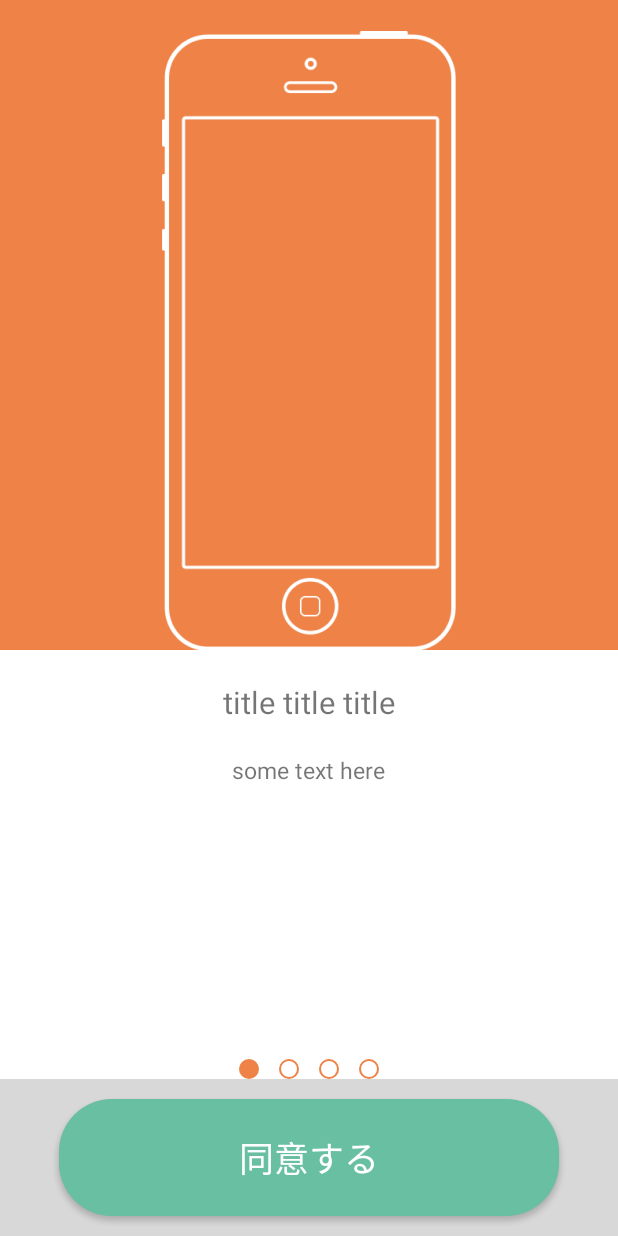
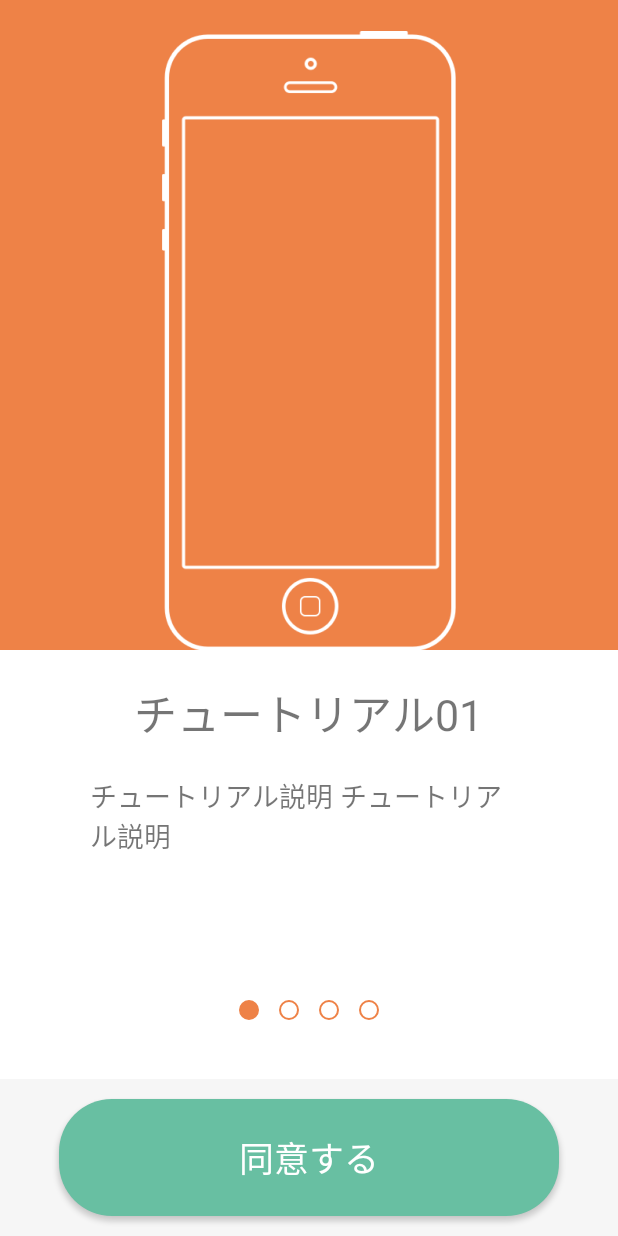
Before and after one commit to trangchongcheng/anpanman-android, an Android app: the IntroActivity screen opened directly, with no data from a screen before it, on a phone screen of 412 x 824 dp. Run offline under Robolectric (Android 15) with nearby library versions, the phone set to English and light mode, and no system bars; network calls fail.

Commit message:
edit layout term_use + intro + rich_push

```diff
--- a/app/src/main/java/jp/anpanman/fanclub/main/ncmb/NCMBService.java
+++ b/app/src/main/java/jp/anpanman/fanclub/main/ncmb/NCMBService.java
@@ -21,10 +21,10 @@ public class NCMBService extends NCMBListenerService {
         AppLog.log("tag", "message:" + message);
 
         if (!this.getPackageName().equalsIgnoreCase(((ActivityManager) this.getSystemService(Context.ACTIVITY_SERVICE)).getRunningTasks(1).get(0).topActivity.getPackageName())) {
-            AppLog.log("cheng","flase");
+            AppLog.log("app is exit","flase");
             super.onMessageReceived(from, data);
         } else {
-            AppLog.log("cheng","true");
+            AppLog.log("app is running","true");
             Intent i = new Intent("jp.anpanman.fanclub.PUSH_NOTIFY");
             sendBroadcast(i);
         }
--- a/app/src/main/java/jp/anpanman/fanclub/main/ui/activity/SplashScreenActivity.java
+++ b/app/src/main/java/jp/anpanman/fanclub/main/ui/activity/SplashScreenActivity.java
@@ -26,6 +26,7 @@ import com.nifty.cloud.mb.core.FindCallback;
 import com.nifty.cloud.mb.core.NCMB;
 import com.nifty.cloud.mb.core.NCMBException;
 import com.nifty.cloud.mb.core.NCMBInstallation;
+import com.nifty.cloud.mb.core.NCMBPush;
 import com.nifty.cloud.mb.core.NCMBQuery;
 
 
@@ -286,6 +287,7 @@ public class SplashScreenActivity extends BaseActivity {
             bundle.putBoolean(MainActivity.ARG_SHOULD_SHOW_PUSH_DIALOG, true);
             bundle.putString(MainActivity.ARG_PUSH_MESSEAGE,getIntent().getExtras().getString("message"));
             bundle.putString(MainActivity.ARG_PUSH_TITLE,getIntent().getExtras().getString("title"));
+            bundle.putString(MainActivity.ARG_PUSH_URL,getIntent().getExtras().getString("com.nifty.RichUrl"));
 
             intent.putExtras(bundle);
         }
--- a/app/src/main/res/layout/activity_intro.xml
+++ b/app/src/main/res/layout/activity_intro.xml
@@ -22,6 +22,7 @@
             <LinearLayout
                 android:layout_width="wrap_content"
                 android:layout_height="wrap_content"
+                android:layout_marginBottom="@dimen/positive_30dp"
                 android:layout_gravity="bottom|center_horizontal"
                 android:gravity="center">
 
--- a/app/src/main/res/layout/fragment_intro.xml
+++ b/app/src/main/res/layout/fragment_intro.xml
@@ -25,13 +25,17 @@
             android:layout_width="wrap_content"
             android:layout_height="wrap_content"
             android:layout_marginBottom="@dimen/positive_16dp"
-            android:text="title title title"
-            android:textSize="@dimen/text_size_16sp" />
+            android:text="チュートリアル01"
+            android:textSize="@dimen/text_size_22sp" />
 
         <TextView
+            android:layout_gravity="center"
+            android:layout_marginLeft="@dimen/positive_30dp"
+            android:layout_marginRight="@dimen/positive_30dp"
+            android:textSize="@dimen/text_size_14sp"
             android:layout_width="wrap_content"
             android:layout_height="wrap_content"
-            android:text="some text here" />
+            android:text="チュートリアル説明 チュートリアル説明" />
 
     </LinearLayout>
 
--- a/app/src/main/res/values/colors.xml
+++ b/app/src/main/res/values/colors.xml
@@ -9,7 +9,7 @@
     <!--Common-->
     <color name="color_white">#fff</color>
     <color name="divider_color">#acacac</color>
-    <color name="text_bottom_nav_inactive">#D8D8D8</color>
+    <color name="text_bottom_nav_inactive">#f6f6f6</color>
     <color name="text_bottom_nav_activated">#EE8247</color>
     <color name="progress">#edad89</color>
 
```
Also changed, not shown: app/src/main/java/jp/anpanman/fanclub/main/ui/activity/MainActivity.java (+19 -9 lines).
